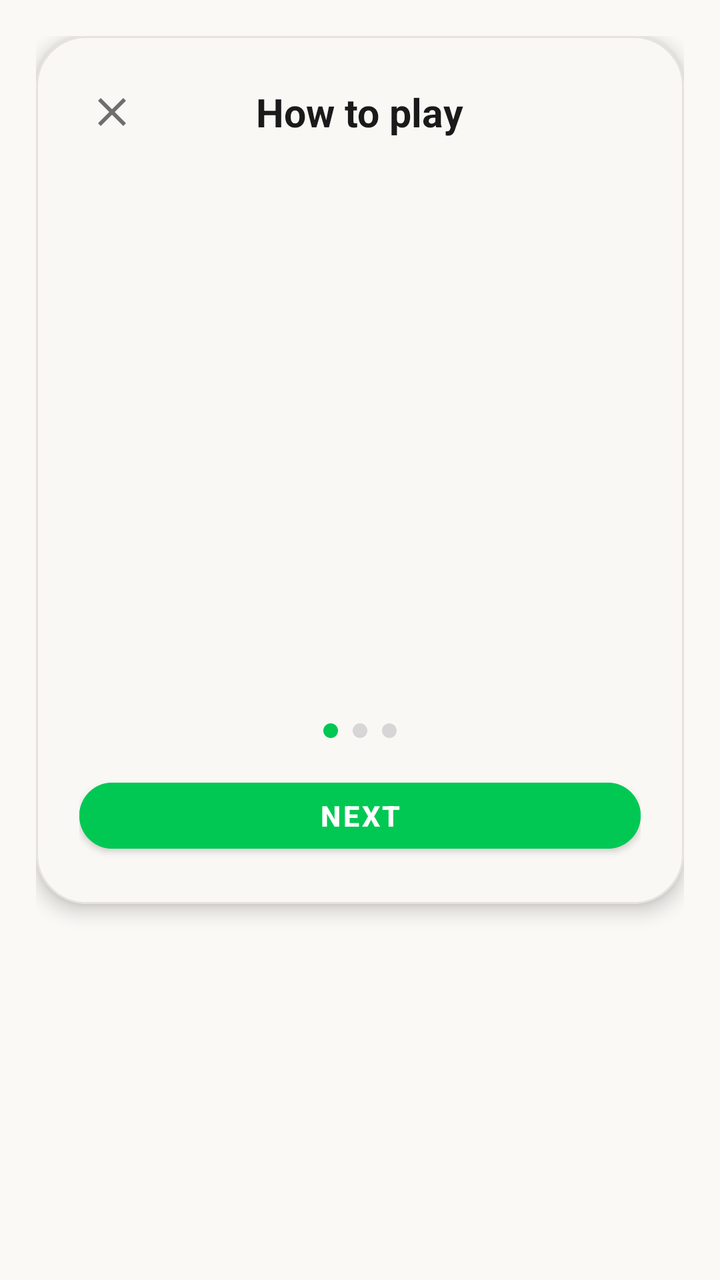
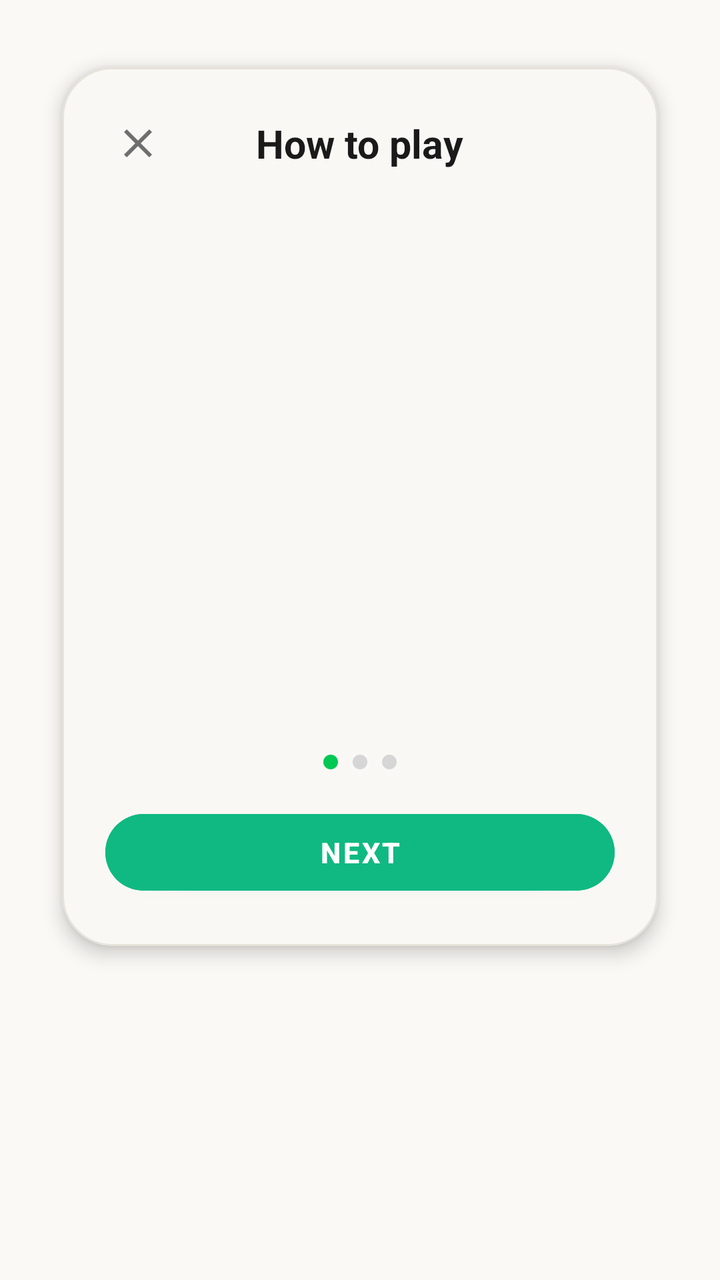

Before-and-after screenshots of an Android layout around one commit, followed by the original layout XML and the change that was made.
<!-- AndroidManifest.xml: application theme Theme.NumberBlocks -->
<!-- res/layout/dialog_first_time_instruction.xml -->
<?xml version="1.0" encoding="utf-8"?>
<LinearLayout xmlns:android="http://schemas.android.com/apk/res/android"
    xmlns:app="http://schemas.android.com/apk/res-auto"
    android:layout_width="match_parent"
    android:layout_height="wrap_content"
    android:background="@android:color/transparent"
    android:orientation="vertical"
    android:padding="@dimen/dp_20">

    <com.google.android.material.card.MaterialCardView
        android:layout_width="match_parent"
        android:layout_height="wrap_content"
        app:cardBackgroundColor="#FAF8F5"
        app:cardCornerRadius="@dimen/dp_28"
        app:cardElevation="@dimen/dp_6"
        app:strokeColor="#E6E3DB"
        app:strokeWidth="@dimen/dp_1">

        <LinearLayout
            android:layout_width="match_parent"
            android:layout_height="wrap_content"
            android:gravity="center_horizontal"
            android:orientation="vertical"
            android:padding="@dimen/dp_24">

            
            <RelativeLayout
                android:layout_width="match_parent"
                android:layout_height="wrap_content">

                <ImageButton
                    android:id="@+id/btn_tutorial_close"
                    android:layout_width="@dimen/dp_36"
                    android:layout_height="@dimen/dp_36"
                    android:layout_alignParentStart="true"
                    android:layout_centerVertical="true"
                    android:background="?attr/selectableItemBackgroundBorderless"
                    android:contentDescription="@string/cd_close"
                    android:src="@drawable/ic_close"
                    app:tint="#6E6E6E" />

                <TextView
                    android:layout_width="wrap_content"
                    android:layout_height="wrap_content"
                    android:layout_centerInParent="true"
                    android:text="How to play"
                    android:textColor="#1A1A1A"
                    android:textSize="@dimen/sp_22"
                    android:textStyle="bold" />
            </RelativeLayout>

            
            <androidx.viewpager2.widget.ViewPager2
                android:id="@+id/vp_tutorial"
                android:layout_width="match_parent"
                android:layout_height="@dimen/dp_290"
                android:layout_marginTop="@dimen/dp_16" />

            
            <LinearLayout
                android:layout_width="wrap_content"
                android:layout_height="wrap_content"
                android:layout_marginTop="@dimen/dp_16"
                android:gravity="center"
                android:orientation="horizontal">

                <View
                    android:id="@+id/dot_1"
                    android:layout_width="@dimen/dp_8"
                    android:layout_height="@dimen/dp_8"
                    android:background="@drawable/circle_badge"
                    android:backgroundTint="#00C853" />

                <View
                    android:id="@+id/dot_2"
                    android:layout_width="@dimen/dp_8"
                    android:layout_height="@dimen/dp_8"
                    android:layout_marginStart="@dimen/dp_8"
                    android:layout_marginEnd="@dimen/dp_8"
                    android:background="@drawable/circle_badge"
                    android:backgroundTint="#D6D6D6" />

                <View
                    android:id="@+id/dot_3"
                    android:layout_width="@dimen/dp_8"
                    android:layout_height="@dimen/dp_8"
                    android:background="@drawable/circle_badge"
                    android:backgroundTint="#D6D6D6" />
            </LinearLayout>

            
            <Button
                android:id="@+id/btn_tutorial_action"
                style="@style/Widget.MaterialComponents.Button"
                android:layout_width="match_parent"
                android:layout_height="@dimen/dp_50"
                android:layout_marginTop="@dimen/dp_18"
                android:backgroundTint="#00C853"
                android:text="@string/next"
                android:textColor="#FFFFFF"
                android:textSize="@dimen/sp_16"
                android:textStyle="bold"
                app:cornerRadius="@dimen/dp_25" />

        </LinearLayout>
    </com.google.android.material.card.MaterialCardView>
</LinearLayout>
<!-- resources referenced by this layout -->
<resources>
  <dimen name="dp_1">1.00dp</dimen>
  <dimen name="dp_16">16.00dp</dimen>
  <dimen name="dp_18">18.00dp</dimen>
  <dimen name="dp_20">20.00dp</dimen>
  <dimen name="dp_24">24.00dp</dimen>
  <dimen name="dp_25">25.00dp</dimen>
  <dimen name="dp_28">28.00dp</dimen>
  <dimen name="dp_290">290.00dp</dimen>
  <dimen name="dp_36">36.00dp</dimen>
  <dimen name="dp_50">50.00dp</dimen>
  <dimen name="dp_6">6.00dp</dimen>
  <dimen name="dp_8">8.00dp</dimen>
  <dimen name="sp_16">16.00sp</dimen>
  <dimen name="sp_22">22.00sp</dimen>
  <!-- drawable circle_badge (drawable) -->
  <?xml version="1.0" encoding="utf-8"?>
  <shape xmlns:android="http://schemas.android.com/apk/res/android"
      android:shape="oval">
      <solid android:color="#FFFFFF" />
  </shape>
  <!-- drawable ic_close (drawable) -->
  <vector xmlns:android="http://schemas.android.com/apk/res/android"
      android:width="24dp"
      android:height="24dp"
      android:viewportWidth="24"
      android:viewportHeight="24">
      <path
          android:fillColor="#FF000000"
          android:pathData="M19,6.41L17.59,5 12,10.59 6.41,5 5,6.41 10.59,12 5,17.59 6.41,19 12,13.41 17.59,19 19,17.59 13.41,12z"/>
  </vector>
  <string name="cd_close">Close</string>
  <string name="next">Next</string>
  <style name="Theme.NumberBlocks" parent="Theme.MaterialComponents.DayNight.NoActionBar">
          <item name="colorPrimary">@color/primary</item>
          <item name="colorPrimaryVariant">@color/primary_variant</item>
          <item name="colorSecondary">@color/secondary</item>
          <item name="android:statusBarColor">@color/background</item>
          <item name="android:navigationBarColor">@color/background</item>
          <item name="android:windowBackground">@color/background</item>
          <item name="android:windowLightStatusBar">true</item>
      </style>
  <color name="primary">#1E2024</color>
  <color name="primary_variant">#161719</color>
  <color name="secondary">#5A5D66</color>
  <color name="background">#FAF9F6</color>
</resources>

<!-- the commit's change to res/layout/dialog_first_time_instruction.xml (unified diff, before → after) -->
@@ -4,6 +4,8 @@
     android:layout_width="match_parent"
     android:layout_height="wrap_content"
     android:background="@android:color/transparent"
+    android:clipChildren="false"
+    android:clipToPadding="false"
     android:orientation="vertical"
     android:padding="@dimen/dp_20">
 
@@ -13,6 +15,7 @@
         app:cardBackgroundColor="#FAF8F5"
         app:cardCornerRadius="@dimen/dp_28"
         app:cardElevation="@dimen/dp_6"
+        app:cardUseCompatPadding="true"
         app:strokeColor="#E6E3DB"
         app:strokeWidth="@dimen/dp_1">
 
@@ -93,14 +96,14 @@
                 android:id="@+id/btn_tutorial_action"
                 style="@style/Widget.MaterialComponents.Button"
                 android:layout_width="match_parent"
-                android:layout_height="@dimen/dp_50"
+                android:layout_height="@dimen/dp_56"
                 android:layout_marginTop="@dimen/dp_18"
-                android:backgroundTint="#00C853"
+                android:backgroundTint="#10B981"
                 android:text="@string/next"
                 android:textColor="#FFFFFF"
                 android:textSize="@dimen/sp_16"
                 android:textStyle="bold"
-                app:cornerRadius="@dimen/dp_25" />
+                app:cornerRadius="@dimen/dp_28" />
 
         </LinearLayout>
     </com.google.android.material.card.MaterialCardView>
<!-- resource entries referenced after the edit -->
@@ -5,11 +5,10 @@
   <dimen name="dp_18">18.00dp</dimen>
   <dimen name="dp_20">20.00dp</dimen>
   <dimen name="dp_24">24.00dp</dimen>
-  <dimen name="dp_25">25.00dp</dimen>
   <dimen name="dp_28">28.00dp</dimen>
   <dimen name="dp_290">290.00dp</dimen>
   <dimen name="dp_36">36.00dp</dimen>
-  <dimen name="dp_50">50.00dp</dimen>
+  <dimen name="dp_56">56.00dp</dimen>
   <dimen name="dp_6">6.00dp</dimen>
   <dimen name="dp_8">8.00dp</dimen>
   <dimen name="sp_16">16.00sp</dimen>
